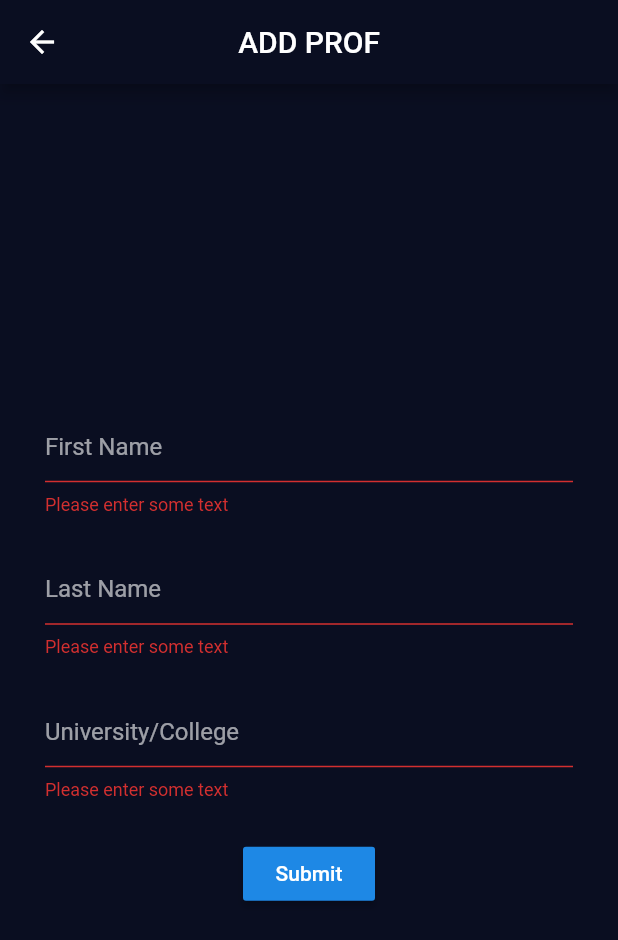
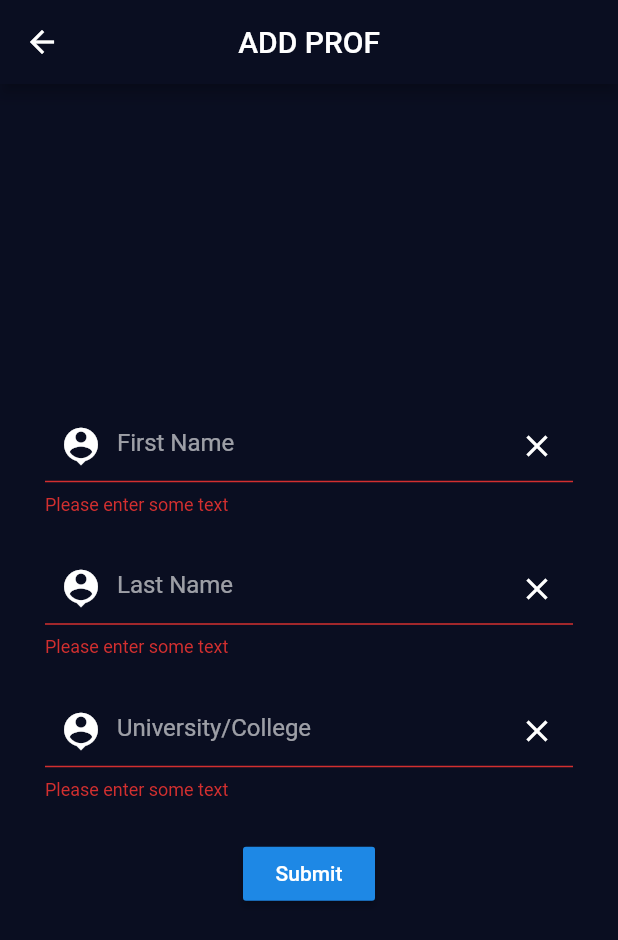
Before and after one commit to jangeloenciso/rate-your-prof, a Flutter app: the screen it shows after launch, after a tap on "Submit", on a phone screen of 412 x 824 dp. Shown: the top 940 px of the screen. Run offline on Flutter 3.47's test engine with Material 2 defaults, Android fonts, the light colour scheme and no system bars; our stand-ins replace cloud_firestore, firebase_core; accounts and stored records are empty.

Commit message:
Implemented clear text field

```diff
--- a/lib/pages/input_page.dart
+++ b/lib/pages/input_page.dart
@@ -1,3 +1,4 @@
+import 'package:cloud_firestore/cloud_firestore.dart';
 import 'package:flutter/material.dart';
 import 'package:rate_your_prof/widgets/text_field_format.dart';
 
@@ -7,6 +8,11 @@ class InputPage extends StatefulWidget {
 }
 
 class _InputPageState extends State<InputPage> {
+
+  TextEditingController searchController = TextEditingController();
+  Future<QuerySnapshot> futureSearchResults;
+
+
   @override
   Widget build(BuildContext context) {
     return Scaffold(
@@ -29,7 +35,7 @@ class _InputPageState extends State<InputPage> {
         ),
         Padding(
           padding: const EdgeInsets.symmetric(horizontal: 50.0),
-          child: AddProfFormWidget(hintText: 'Prof/University'), // Search box -- using AddProfFormWidget (text_field_format.dart)
+          child: AddProfFormWidget(hintText: 'Prof/University', formController: searchController), // Search box -- using AddProfFormWidget (text_field_format.dart)
         ),
         SizedBox(height: 20.0,),
         Text(
--- a/lib/widgets/text_field_format.dart
+++ b/lib/widgets/text_field_format.dart
@@ -1,4 +1,3 @@
-
 import 'package:flutter/material.dart';
 
 class AddProfFormWidget extends StatelessWidget {
@@ -10,6 +9,10 @@ class AddProfFormWidget extends StatelessWidget {
 
   final String hintText;
   final TextEditingController formController;
+
+  emptyTextFormField() {
+    formController.clear();
+  }
 
   @override
   Widget build(BuildContext context) {
@@ -32,6 +35,14 @@ class AddProfFormWidget extends StatelessWidget {
           borderSide: BorderSide(color: Colors.red[400], width: 1.0),
         ),
         hintText: hintText,
+        prefixIcon: Icon(Icons.person_pin, color: Colors.white, size: 30.0),
+        suffixIcon: IconButton(
+          icon: Icon(
+            Icons.clear,
+            color: Colors.white,
+          ),
+          onPressed: emptyTextFormField,
+        ),
       ),
     );
   }
```
Also changed, not shown: lib/pages/add_prof.dart (+4 -4 lines).
